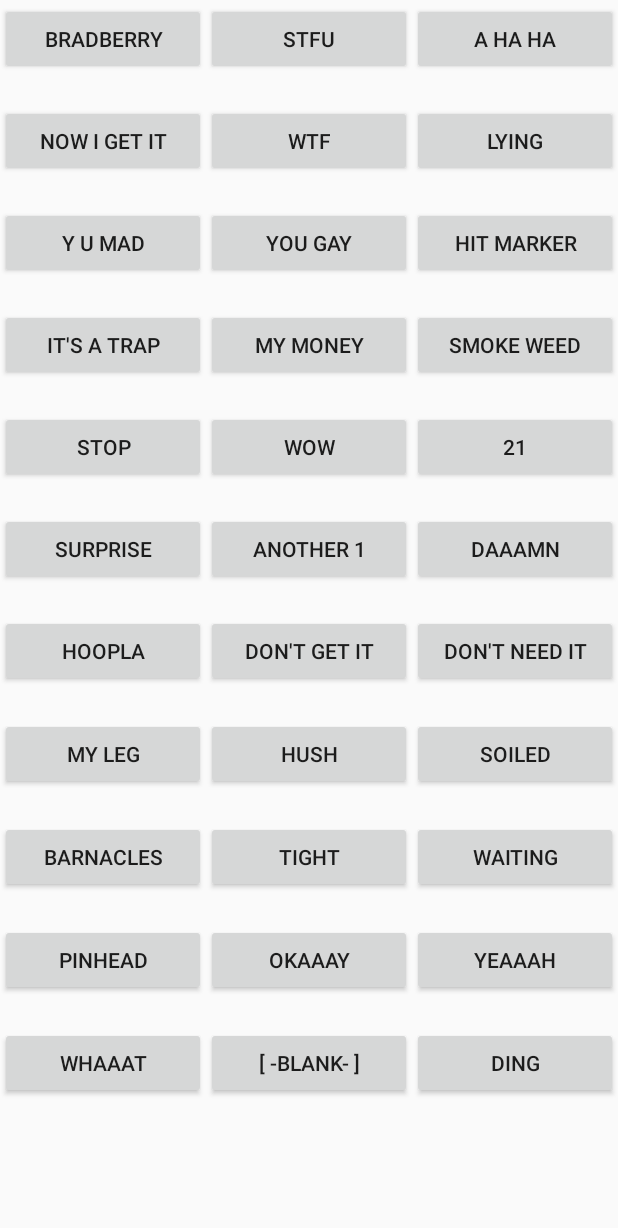
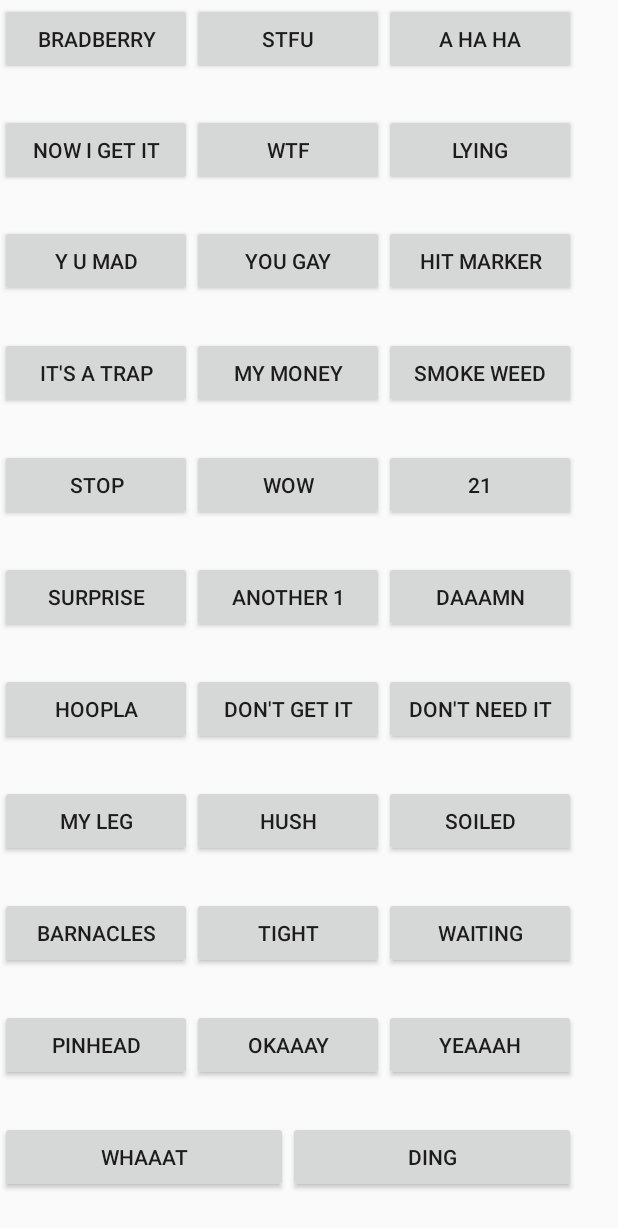
Before and after one commit to buffet-time/Buffets-Meme-Soundboard, an Android app: the screen it shows after launch (MainActivity), on a phone screen of 412 x 824 dp. Shown: the top 1228 px of the screen. Run offline under Robolectric (Android 15) with nearby library versions, the light colour scheme and no system bars; our stand-ins replace AdMob; 2 statements that could not run were skipped.

Commit message:
rewrite of the layout

```diff
--- a/app/src/main/res/layout/activity_main.xml
+++ b/app/src/main/res/layout/activity_main.xml
@@ -2,406 +2,361 @@
 
 <LinearLayout
     xmlns:android="http://schemas.android.com/apk/res/android"
-    xmlns:ads="http://schemas.android.com/apk/res-auto"
     xmlns:tools="http://schemas.android.com/tools"
-    tools:context="com.example.android.soundboard.MainActivity"
+    tools:context="com.buffetTime.android.dankSoundBoard.MainActivity"
     android:layout_height="match_parent"
     android:layout_width="match_parent"
     android:orientation="vertical"
     android:paddingTop="2dp"
     android:paddingBottom="2dp"
     android:layout_weight="1"
-    android:weightSum="12"
+    android:weightSum="11"
     >
 
     <!-- a lot of buttons -->
 
     <!-- row 1 -->
-    <LinearLayout
+    <RelativeLayout
         android:layout_width="match_parent"
         android:layout_height="0dp"
-        android:orientation="horizontal"
         android:layout_weight="1"
         >
 
         <Button
             android:text="@string/ethan_bradberry"
-            android:layout_width="0dp"
-            android:layout_weight="1"
+            android:layout_width="128dp"
             android:layout_height="wrap_content"
             android:id="@+id/button_ethanBradberry"
             />
 
         <Button
             android:text="@string/shut_the_fuck_up"
-            android:layout_width="0dp"
-            android:layout_weight="1"
+            android:layout_width="128dp"
             android:layout_height="wrap_content"
+            android:layout_toRightOf="@id/button_ethanBradberry"
             android:id="@+id/button_stfu"
             />
 
         <Button
             android:text="@string/HaHa"
-            android:layout_width="0dp"
-            android:layout_weight="1"
+            android:layout_width="128dp"
             android:layout_height="wrap_content"
+            android:layout_toRightOf="@id/button_stfu"
             android:id="@+id/button_haha"
             />
 
-    </LinearLayout>
+    </RelativeLayout>
 
     <!-- row 2 -->
-    <LinearLayout
+    <RelativeLayout
         android:layout_width="match_parent"
         android:layout_height="0dp"
-        android:orientation="horizontal"
         android:layout_weight="1"
         >
 
         <Button
             android:text="@string/oh_now_i_get_it"
-            android:layout_width="0dp"
+            android:layout_width="128dp"
             android:layout_height="wrap_content"
-            android:layout_weight="1"
             android:id="@+id/button_ohNowIGetIt"
             />
 
         <Button
             android:text="@string/what_the_fuck"
-            android:layout_width="0dp"
+            android:layout_width="128dp"
             android:layout_height="wrap_content"
-            android:layout_weight="1"
+            android:layout_toRightOf="@id/button_ohNowIGetIt"
             android:id="@+id/button_whatTheFuck"
             />
 
         <Button
             android:text="@string/lying"
-            android:layout_width="0dp"
+            android:layout_width="128dp"
             android:layout_height="wrap_content"
-            android:layout_weight="1"
+            android:layout_toRightOf="@id/button_whatTheFuck"
             android:id="@+id/button_whyTheFuckULyin"
             />
 
-    </LinearLayout>
+    </RelativeLayout>
 
     <!-- row 3 -->
-    <LinearLayout
+    <RelativeLayout
         android:layout_width="match_parent"
         android:layout_height="0dp"
-        android:orientation="horizontal"
         android:layout_weight="1"
         >
 
         <Button
             android:text="@string/why_you_haff_be_mad"
-            android:layout_width="0dp"
+            android:layout_width="128dp"
             android:layout_height="wrap_content"
-            android:layout_weight="1"
             android:id="@+id/button_whyYouHeffBeMad"
             />
 
         <Button
             android:text="@string/nigga_you_gay"
-            android:layout_width="0dp"
+            android:layout_width="128dp"
             android:layout_height="wrap_content"
-            android:layout_weight="1"
+            android:layout_toRightOf="@id/button_whyYouHeffBeMad"
             android:id="@+id/button_niggaYouGay"
             />
 
         <Button
             android:text="@string/hit_marker"
-            android:layout_width="0dp"
+            android:layout_width="128dp"
             android:layout_height="wrap_content"
-            android:layout_weight="1"
+            android:layout_toRightOf="@id/button_niggaYouGay"
             android:id="@+id/button_hitMarker"
             />
 
-    </LinearLayout>
+    </RelativeLayout>
 
     <!-- row 4 -->
-    <LinearLayout
+    <RelativeLayout
         android:layout_width="match_parent"
         android:layout_height="0dp"
-        android:orientation="horizontal"
         android:layout_weight="1"
         >
 
         <Button
             android:text="@string/its_a_trap"
-            android:layout_width="0dp"
+            android:layout_width="128dp"
             android:layout_height="wrap_content"
-            android:layout_weight="1"
             android:id="@+id/button_itsATrap"
         />
 
         <Button
             android:text="@string/shut_up_and_take_my_money"
-            android:layout_width="0dp"
+            android:layout_width="128dp"
             android:layout_height="wrap_content"
-            android:layout_weight="1"
+            android:layout_toRightOf="@id/button_itsATrap"
             android:id="@+id/button_shutUpAndTakeMyMoney"
             />
 
         <Button
             android:text="@string/_smoke_weed"
-            android:layout_width="0dp"
+            android:layout_width="128dp"
             android:layout_height="wrap_content"
-            android:layout_weight="1"
+            android:layout_toRightOf="@id/button_shutUpAndTakeMyMoney"
             android:id="@+id/button_smokeWeedEveryDay"
             />
 
-    </LinearLayout>
+    </RelativeLayout>
 
     <!-- row 5 -->
-    <LinearLayout
+    <RelativeLayout
         android:layout_width="match_parent"
         android:layout_height="0dp"
-        android:orientation="horizontal"
         android:layout_weight="1"
         >
 
         <Button
             android:text="@string/stop"
-            android:layout_width="0dp"
+            android:layout_width="128dp"
             android:layout_height="wrap_content"
-            android:layout_weight="1"
             android:id="@+id/button_stop"
             />
 
         <Button
             android:text="@string/wow"
-            android:layout_width="0dp"
+            android:layout_width="128dp"
             android:layout_height="wrap_content"
-            android:layout_weight="1"
+            android:layout_toRightOf="@id/button_stop"
             android:id="@+id/button_wow"
             />
 
         <Button
             android:text="@string/twenty_one"
-            android:layout_width="0dp"
+            android:layout_width="128dp"
             android:layout_height="wrap_content"
-            android:layout_weight="1"
+            android:layout_toRightOf="@id/button_wow"
             android:id="@+id/button_twentyOne"
             />
 
-    </LinearLayout>
+    </RelativeLayout>
 
     <!-- row 6 -->
-    <LinearLayout
+    <RelativeLayout
         android:layout_width="match_parent"
         android:layout_height="0dp"
-        android:orientation="horizontal"
         android:layout_weight="1"
         >
 
         <Button
             android:text="@string/Surprise_Mother_fucker"
-            android:layout_width="0dp"
+            android:layout_width="128dp"
             android:layout_height="wrap_content"
-            android:layout_weight="1"
             android:id="@+id/button_surpriseMotherFucker"
             />
 
         <Button
             android:text="@string/another_one"
-            android:layout_width="0dp"
+            android:layout_width="128dp"
             android:layout_height="wrap_content"
-            android:layout_weight="1"
+            android:layout_toRightOf="@id/button_surpriseMotherFucker"
             android:id="@+id/button_anotherOne"
             />
 
         <Button
             android:text="@string/damn"
-            android:layout_width="0dp"
+            android:layout_width="128dp"
             android:layout_height="wrap_content"
-            android:layout_weight="1"
+            android:layout_toRightOf="@id/button_anotherOne"
             android:id="@+id/button_daaamn"
             />
 
-    </LinearLayout>
+    </RelativeLayout>
 
     <!-- row 7 -->
-    <LinearLayout
+    <RelativeLayout
         android:layout_width="match_parent"
         android:layout_height="0dp"
-        android:orientation="horizontal"
         android:layout_weight="1"
         >
 
         <Button
             android:text="@string/hoopla"
-            android:layout_width="0dp"
+            android:layout_width="128dp"
             android:layout_height="wrap_content"
-            android:layout_weight="1"
             android:id="@+id/button_hoopla"
             />
 
         <Button
             android:text="@string/dontGetIt"
-            android:layout_width="0dp"
+            android:layout_width="128dp"
             android:layout_height="wrap_content"
-            android:layout_weight="1"
+            android:layout_toRightOf="@id/button_hoopla"
             android:id="@+id/button_i_dont_get_it"
             />
 
         <Button
             android:text="@string/dontNeedIt"
-            android:layout_width="0dp"
+            android:layout_width="128dp"
             android:layout_height="wrap_content"
-            android:layout_weight="1"
+            android:layout_toRightOf="@id/button_i_dont_get_it"
             android:id="@+id/button_i_dont_need_it"
             />
 
-    </LinearLayout>
+    </RelativeLayout>
 
     <!-- row 8 -->
-    <LinearLayout
+    <RelativeLayout
         android:layout_width="match_parent"
         android:layout_height="0dp"
-        android:orientation="horizontal"
         android:layout_weight="1"
         >
 
         <Button
             android:text="@string/myLeg"
-            android:layout_width="0dp"
+            android:layout_width="128dp"
             android:layout_height="wrap_content"
-            android:layout_weight="1"
             android:id="@+id/button_my_leg"
             />
 
         <Button
             android:text="@string/niggaHush"
-            android:layout_width="0dp"
+            android:layout_width="128dp"
             android:layout_height="wrap_content"
-            android:layout_weight="1"
+            android:layout_toRightOf="@id/button_my_leg"
             android:id="@+id/button_nigga_hush"
             />
 
         <Button
             android:text="@string/soiledIt"
-            android:layout_width="0dp"
+            android:layout_width="128dp"
             android:layout_height="wrap_content"
-            android:layout_weight="1"
+            android:layout_toRightOf="@id/button_nigga_hush"
             android:id="@+id/button_soiled_it"
             />
 
-    </LinearLayout>
+    </RelativeLayout>
 
     <!-- row 9 -->
-    <LinearLayout
+    <RelativeLayout
         android:layout_width="match_parent"
         android:layout_height="0dp"
-        android:orientation="horizontal"
         android:layout_weight="1"
         >
 
     <Button
         android:text="@string/LoadOfBarnacles"
-        android:layout_width="0dp"
+        android:layout_width="128dp"
         android:layout_height="wrap_content"
-        android:layout_weight="1"
         android:id="@+id/button_loadOfBarnacles"
         />
 
     <Button
         android:text="@string/tight"
-        android:layout_width="0dp"
+        android:layout_width="128dp"
         android:layout_height="wrap_content"
-        android:layout_weight="1"
+        android:layout_toRightOf="@id/button_loadOfBarnacles"
         android:id="@+id/button_tight"
         />
 
     <Button
         android:text="@string/wereWaiting"
-        android:layout_width="0dp"
+        android:layout_width="128dp"
         android:layout_height="wrap_content"
-        android:layout_weight="1"
+        android:layout_toRightOf="@id/button_tight"
         android:id="@+id/button_wereWaiting"
         />
 
-    </LinearLayout>
+    </RelativeLayout>
 
     <!-- Row 10 -->
-    <LinearLayout
+    <RelativeLayout
         android:layout_width="match_parent"
         android:layout_height="0dp"
-        android:orientation="horizontal"
         android:layout_weight="1"
         >
 
         <Button
             android:text="@string/pinhead"
-            android:layout_width="0dp"
+            android:layout_width="128dp"
             android:layout_height="wrap_content"
-            android:layout_weight="1"
             android:id="@+id/button_pinhead"
             />
 
         <Button
             android:text="@string/okaaay"
-            android:layout_width="0dp"
+            android:layout_width="128dp"
             android:layout_height="wrap_content"
-            android:layout_weight="1"
+            android:layout_toRightOf="@id/button_pinhead"
             android:id="@+id/button_okay"
             />
 
         <Button
             android:text="@string/yeaaah"
-            android:layout_width="0dp"
+            android:layout_width="128dp"
             android:layout_height="wrap_content"
-            android:layout_weight="1"
+            android:layout_toRightOf="@id/button_okay"
             android:id="@+id/button_yeaaah"
             />
 
-    </LinearLayout>
+    </RelativeLayout>
 
     <!-- Row 11 -->
-    <LinearLayout
+    <RelativeLayout
         android:layout_width="match_parent"
         android:layout_height="0dp"
-        android:orientation="horizontal"
         android:layout_weight="1"
         >
 
         <Button
             android:text="@string/whaaat"
-            android:layout_width="0dp"
+            android:layout_width="192dp"
             android:layout_height="wrap_content"
-            android:layout_weight="1"
             android:id="@+id/button_whaaat"
             />
 
         <Button
-            android:text="@string/stop_sounds"
-            android:layout_width="0dp"
+            android:text="@string/ding"
+            android:layout_width="192dp"
             android:layout_height="wrap_content"
-            android:layout_weight="1"
-            android:id="@+id/button32"
-            />
-
-        <Button
-            android:text="@string/ding"
-            android:layout_width="0dp"
-            android:layout_height="wrap_content"
-            android:layout_weight="1"
+            android:layout_toRightOf="@id/button_whaaat"
             android:id="@+id/button_ding"
             />
 
-    </LinearLayout>
-
-    <!-- Ad -->
-    <!-- Ad unit name - Main Page Bottom -->
-    <com.google.android.gms.ads.AdView
-        android:layout_weight="1"
-        android:layout_gravity="center_horizontal"
-        android:layout_width="wrap_content"
-        android:layout_height="0dp"
-        android:id="@+id/adView"
-        ads:adSize="BANNER"
-        ads:adUnitId="@string/banner_ad_unit_id"
-        >
-
-    </com.google.android.gms.ads.AdView>
+    </RelativeLayout>
 
 </LinearLayout>
```
